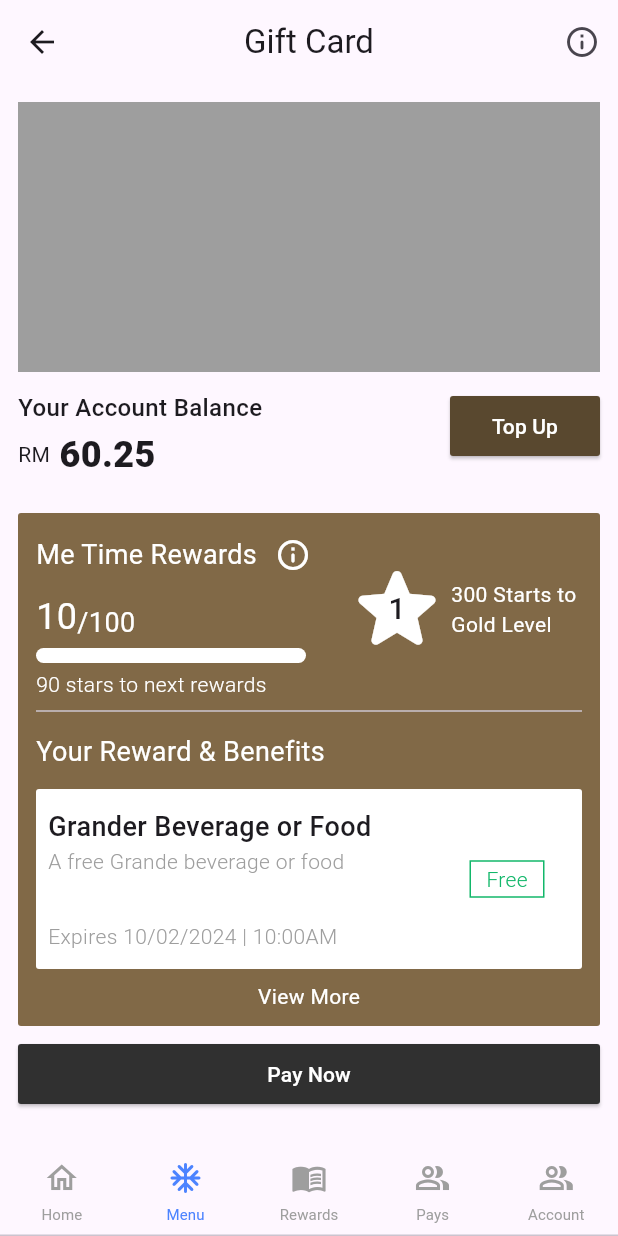
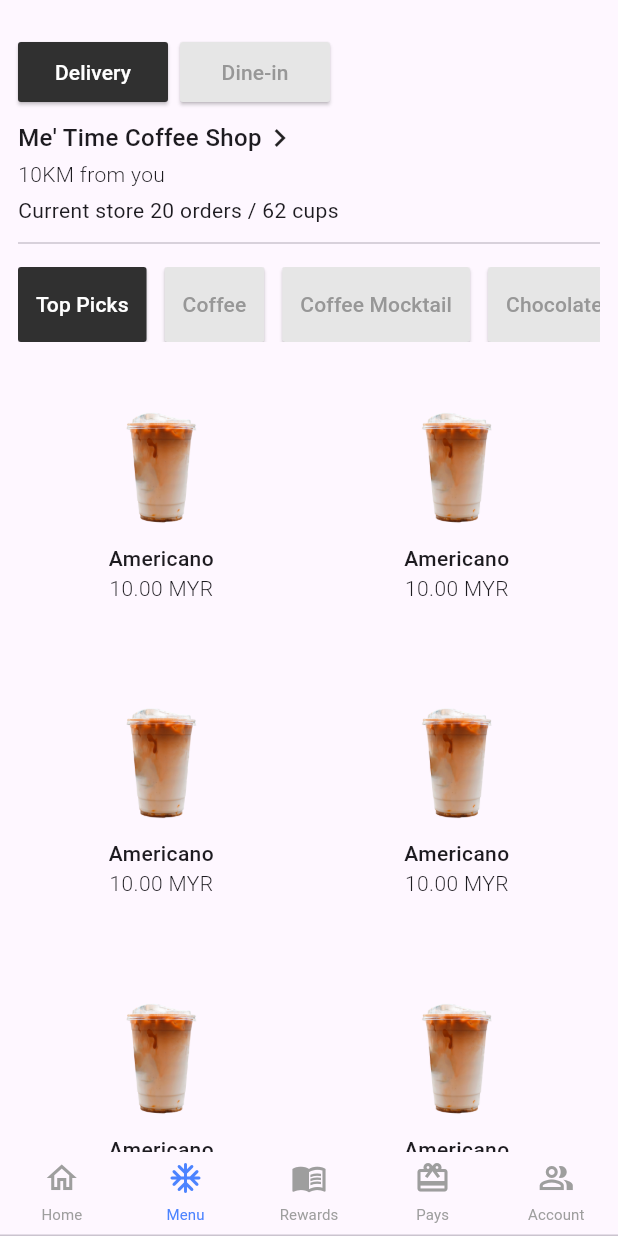
Before and after one commit to pandaling/coffee_app, a Flutter app: the screen it shows after launch, item 2 of the bottom bar chosen, on a phone screen of 412 x 824 dp. Run offline on Flutter 3.47's test engine with Material 3 defaults, Android fonts, the phone set to English and light mode, and no system bars; our stand-ins replace fl_chart.

Commit message:
add menu page

```diff
--- a/lib/data/main_menu.dart
+++ b/lib/data/main_menu.dart
@@ -1,6 +1,7 @@
 import 'package:corpsec_app/view/gift_card/view/gift_card_index.dart';
 import 'package:corpsec_app/view/home_screen/view/home_view.dart';
 import 'package:corpsec_app/view/main_screen/model/main_menu_model.dart';
+import 'package:corpsec_app/view/menu/view/menu_index.dart';
 import 'package:corpsec_app/view/rewards/view/rewards_view_index.dart';
 import 'package:flutter/material.dart';
 
@@ -15,7 +16,7 @@ List<MainMenuModel> mainMenus = [
     icon: Icons.ac_unit_rounded,
     inactiveIcon: Icons.ac_unit_outlined,
     label: 'Menu',
-    page: const GiftCardView(),
+    page: const Menuview(),
   ),
   MainMenuModel(
     icon: Icons.menu_book_rounded,
@@ -24,8 +25,8 @@ List<MainMenuModel> mainMenus = [
     page: const RewardsView(),
   ),
   MainMenuModel(
-    icon: Icons.people_alt_rounded,
-    inactiveIcon: Icons.people_alt_outlined,
+    icon: Icons.card_giftcard_rounded,
+    inactiveIcon: Icons.card_giftcard_outlined,
     label: 'Pays',
     page: const GiftCardView(),
   ),
--- /dev/null
+++ b/lib/view/menu/model/menu_category_model.dart
@@ -0,0 +1 @@
+class MenuCategory {}
--- /dev/null
+++ b/lib/view/menu/view/menu_index.dart
@@ -0,0 +1,410 @@
+import 'package:corpsec_app/view/menu/view/select_shop_view.dart';
+import 'package:flutter/material.dart';
+
+class Menuview extends StatefulWidget {
+  const Menuview({super.key});
+
+  @override
+  State<Menuview> createState() => _MenuviewState();
+}
+
+class _MenuviewState extends State<Menuview> {
+  bool isDelivery = true;
+  String selectedCategory = 'top_picks';
+
+  List categories = [
+    {'label': 'Top Picks', 'value': 'top_picks'},
+    {'label': 'Coffee', 'value': 'coffee'},
+    {'label': 'Coffee Mocktail', 'value': 'coffee_mocktail'},
+    {'label': 'Chocolate', 'value': 'chocolate'},
+    {'label': 'Tea', 'value': 'tea'},
+  ];
+
+  @override
+  Widget build(BuildContext context) {
+    return Scaffold(
+      body: SafeArea(
+        child: SingleChildScrollView(
+          child: Padding(
+            padding: const EdgeInsets.fromLTRB(12.0, 24.0, 12.0, 12.0),
+            child: Column(
+              crossAxisAlignment: CrossAxisAlignment.start,
+              children: [
+                Row(
+                  children: [
+                    ElevatedButton(
+                      onPressed: () => setState(() {
+                        isDelivery = true;
+                      }),
+                      child: Text('Delivery'),
+                      style: ButtonStyle(
+                        foregroundColor:
+                            MaterialStateProperty.all<Color>(Colors.white),
+                        backgroundColor: MaterialStateProperty.all<Color>(
+                          isDelivery ? Color(0xFF303030) : Color(0xFFE6E6E6),
+                        ),
+                        fixedSize: MaterialStateProperty.all<Size>(
+                          Size(100.0, 40.0),
+                        ),
+                        shape: MaterialStateProperty.all(
+                          RoundedRectangleBorder(
+                            borderRadius: BorderRadius.circular(2.0),
+                          ),
+                        ),
+                      ),
+                    ),
+                    SizedBox(width: 8.0),
+                    ElevatedButton(
+                      onPressed: () => setState(() {
+                        isDelivery = false;
+                      }),
+                      child: Text('Dine-in'),
+                      style: ButtonStyle(
+                        foregroundColor: MaterialStateProperty.all<Color>(
+                            isDelivery ? Color(0xFF979797) : Colors.white),
+                        backgroundColor: MaterialStateProperty.all<Color>(
+                          !isDelivery ? Color(0xFF303030) : Color(0xFFE6E6E6),
+                        ),
+                        fixedSize: MaterialStateProperty.all<Size>(
+                          Size(100, 40.0),
+                        ),
+                        shape: MaterialStateProperty.all(
+                          RoundedRectangleBorder(
+                            borderRadius: BorderRadius.circular(2.0),
+                          ),
+                        ),
+                      ),
+                    ),
+                  ],
+                ),
+                SizedBox(height: 8.0),
+                GestureDetector(
+                  onTap: () => Navigator.of(context).push(
+                    MaterialPageRoute(
+                      builder: (context) => const SelectShopView(),
+                    ),
+                  ),
+                  child: Row(
+                    children: [
+                      Text(
+                        "Me' Time Coffee Shop",
+                        style: TextStyle(
+                          fontSize: 16.0,
+                          fontWeight: FontWeight.w500,
+                        ),
+                      ),
+                      Icon(
+                        Icons.chevron_right,
+                        size: 24.0,
+                      ),
+                    ],
+                  ),
+                ),
+                SizedBox(height: 2.0),
+                Text(
+                  '10KM from you',
+                  style: TextStyle(
+                    fontSize: 14.0,
+                    fontWeight: FontWeight.w300,
+                  ),
+                ),
+                SizedBox(height: 4.0),
+                Text(
+                  'Current store 20 orders / 62 cups',
+                  style: TextStyle(
+                    fontSize: 14.0,
+                    fontWeight: FontWeight.w400,
+                  ),
+                ),
+                SizedBox(height: 4.0),
+                Divider(),
+                SizedBox(height: 8.0),
+                SizedBox(
+                  height: 50.0,
+                  child: ListView.builder(
+                      scrollDirection: Axis.horizontal,
+                      itemCount: categories.length,
+                      itemBuilder: (context, index) {
+                        final item = categories[index];
+
+                        return Padding(
+                          padding: const EdgeInsets.only(right: 12.0),
+                          child: ElevatedButton(
+                            onPressed: () => setState(() {
+                              selectedCategory = item['value'];
+                            }),
+                            child: Text(
+                              item['label'],
+                            ),
+                            style: ButtonStyle(
+                              foregroundColor: MaterialStateProperty.all<Color>(
+                                  selectedCategory != item['value']
+                                      ? Color(0xFF979797)
+                                      : Colors.white),
+                              backgroundColor: MaterialStateProperty.all<Color>(
+                                selectedCategory == item['value']
+                                    ? Color(0xFF303030)
+                                    : Color(0xFFE6E6E6),
+                              ),
+                              // fixedSize: MaterialStateProperty.all<Size>(
+                              //   Size(150, 30.0),
+                              // ),
+                              shape: MaterialStateProperty.all(
+                                RoundedRectangleBorder(
+                                  borderRadius: BorderRadius.circular(2.0),
+                                ),
+                              ),
+                              padding:
+                                  MaterialStateProperty.all<EdgeInsetsGeometry>(
+                                EdgeInsets.symmetric(horizontal: 12.0),
+                              ),
+                            ),
+                          ),
+                        );
+                      }),
+                ),
+                SizedBox(
+                  height: 24.0,
+                ),
+                SizedBox(
+                  height: 800.0,
+                  child: GridView.count(
+                    primary: false,
+                    padding: const EdgeInsets.all(2),
+                    crossAxisSpacing: 10,
+                    mainAxisSpacing: 10,
+                    crossAxisCount: 2,
+                    children: <Widget>[
+                      Container(
+                        padding: const EdgeInsets.all(8),
+                        // color: Colors.teal[100],
+                        height: 20.0,
+                        child: Column(
+                          children: [
+                            Image(
+                              image:
+                                  AssetImage('assets/images/menu_coffee.png'),
+                              height: 100.0,
+                              width: 50.0,
+                            ),
+                            Text(
+                              'Americano',
+                              style: TextStyle(
+                                fontSize: 14.0,
+                                fontWeight: FontWeight.w500,
+                              ),
+                            ),
+                            Text(
+                              '10.00 MYR',
+                              style: TextStyle(
+                                fontSize: 14.0,
+                                fontWeight: FontWeight.w300,
+                              ),
+                            ),
+                            // ElevatedButton(
+                            //   onPressed: () {},
+                            //   child: Text('-'),
+                            //   style: ElevatedButton.styleFrom(
+                            //     shape: CircleBorder(),
+                            //     padding: EdgeInsets.all(4),
+                            //   ),
+                            // )
+                          ],
+                        ),
+                      ),
+                      Container(
+                        padding: const EdgeInsets.all(8),
+                        // color: Colors.teal[100],
+                        height: 20.0,
+                        child: Column(
+                          children: [
+                            Image(
+                              image:
+                                  AssetImage('assets/images/menu_coffee.png'),
+                              height: 100.0,
+                              width: 50.0,
+                            ),
+                            Text(
+                              'Americano',
+                              style: TextStyle(
+                                fontSize: 14.0,
+                                fontWeight: FontWeight.w500,
+                              ),
+                            ),
+                            Text(
+                              '10.00 MYR',
+                              style: TextStyle(
+                                fontSize: 14.0,
+                                fontWeight: FontWeight.w300,
+                              ),
+                            ),
+                            // ElevatedButton(
+                            //   onPressed: () {},
+                            //   child: Text('-'),
+                            //   style: ElevatedButton.styleFrom(
+                            //     shape: CircleBorder(),
+                            //     padding: EdgeInsets.all(4),
+                            //   ),
+                            // )
+                          ],
+                        ),
+                      ),
+                      Container(
+                        padding: const EdgeInsets.all(8),
+                        // color: Colors.teal[100],
+                        height: 20.0,
+                        child: Column(
+                          children: [
+                            Image(
+                              image:
+                                  AssetImage('assets/images/menu_coffee.png'),
+                              height: 100.0,
+                              width: 50.0,
+                            ),
+                            Text(
+                              'Americano',
+                              style: TextStyle(
+                                fontSize: 14.0,
+                                fontWeight: FontWeight.w500,
+                              ),
+                            ),
+                            Text(
+                              '10.00 MYR',
+                              style: TextStyle(
+                                fontSize: 14.0,
+                                fontWeight: FontWeight.w300,
+                              ),
+                            ),
+                            // ElevatedButton(
+                            //   onPressed: () {},
+                            //   child: Text('-'),
+                            //   style: ElevatedButton.styleFrom(
+                            //     shape: CircleBorder(),
+                            //     padding: EdgeInsets.all(4),
+                            //   ),
+                            // )
+                          ],
+                        ),
+                      ),
+                      Container(
+                        padding: const EdgeInsets.all(8),
+                        // color: Colors.teal[100],
+                        height: 20.0,
+                        child: Column(
+                          children: [
+                            Image(
+                              image:
+                                  AssetImage('assets/images/menu_coffee.png'),
+                              height: 100.0,
+                              width: 50.0,
+                            ),
+                            Text(
+                              'Americano',
+                              style: TextStyle(
+                                fontSize: 14.0,
+                                fontWeight: FontWeight.w500,
+                              ),
+                            ),
+                            Text(
+                              '10.00 MYR',
+                              style: TextStyle(
+                                fontSize: 14.0,
+                                fontWeight: FontWeight.w300,
+                              ),
+                            ),
+                            // ElevatedButton(
+                            //   onPressed: () {},
+                            //   child: Text('-'),
+                            //   style: ElevatedButton.styleFrom(
+                            //     shape: CircleBorder(),
+                            //     padding: EdgeInsets.all(4),
+                            //   ),
+                            // )
+                          ],
+                        ),
+                      ),
+                      Container(
+                        padding: const EdgeInsets.all(8),
+                        // color: Colors.teal[100],
+                        height: 20.0,
+                        child: Column(
+                          children: [
+                            Image(
+                              image:
+                                  AssetImage('assets/images/menu_coffee.png'),
+                              height: 100.0,
+                              width: 50.0,
+                            ),
+                            Text(
+                              'Americano',
+                              style: TextStyle(
+                                fontSize: 14.0,
+                                fontWeight: FontWeight.w500,
+                              ),
+                            ),
+                            Text(
+                              '10.00 MYR',
+                              style: TextStyle(
+                                fontSize: 14.0,
+                                fontWeight: FontWeight.w300,
+                              ),
+                            ),
+                            // ElevatedButton(
+                            //   onPressed: () {},
+                            //   child: Text('-'),
+                            //   style: ElevatedButton.styleFrom(
+                            //     shape: CircleBorder(),
+                            //     padding: EdgeInsets.all(4),
+                            //   ),
+                            // )
+                          ],
+                        ),
+                      ),
+                      Container(
+                        padding: const EdgeInsets.all(8),
+                        // color: Colors.teal[100],
+                        height: 20.0,
+                        child: Column(
+                          children: [
+                            Image(
+                              image:
+                                  AssetImage('assets/images/menu_coffee.png'),
+                              height: 100.0,
+                              width: 50.0,
+                            ),
+                            Text(
+                              'Americano',
+                              style: TextStyle(
+                                fontSize: 14.0,
+                                fontWeight: FontWeight.w500,
+                              ),
+                            ),
+                            Text(
+                              '10.00 MYR',
+                              style: TextStyle(
+                                fontSize: 14.0,
+                                fontWeight: FontWeight.w300,
+                              ),
+                            ),
+                            // ElevatedButton(
+                            //   onPressed: () {},
+                            //   child: Text('-'),
+                            //   style: ElevatedButton.styleFrom(
+                            //     shape: CircleBorder(),
+                            //     padding: EdgeInsets.all(4),
+                            //   ),
+                            // )
+                          ],
+                        ),
+                      ),
+                    ],
+                  ),
+                ),
+              ],
+            ),
+          ),
+        ),
+      ),
+    );
+  }
+}
```
Also changed, not shown: lib/view/menu/view/select_shop_view.dart (added, +265 -0 lines), assets/images/menu_coffee.png (added).
